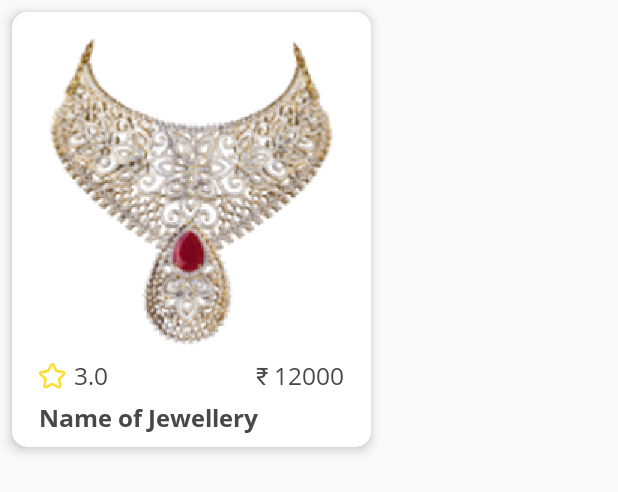
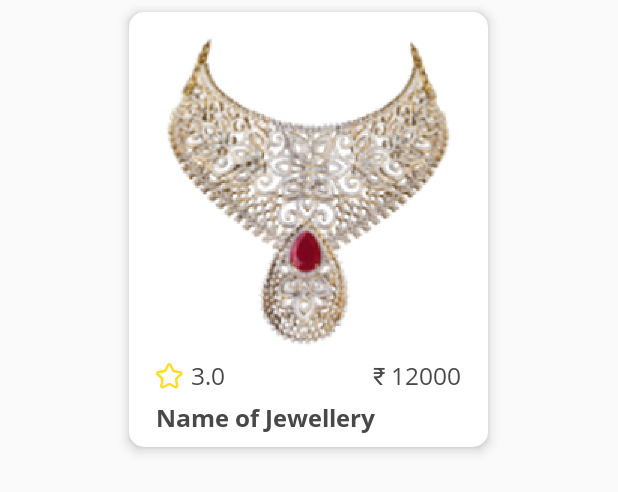
Before and after one commit to Jayeshpal167/MJwel, an Android app: the layout home_products.xml on its own in the app's theme, with its tools: preview values and no code run, on a phone screen of 412 x 824 dp. Shown: the top 492 px of the screen. Run offline under Robolectric (Android 15) with nearby library versions, the phone set to English and light mode, and no system bars.

```diff
--- a/app/src/main/res/layout/home_products.xml
+++ b/app/src/main/res/layout/home_products.xml
@@ -1,72 +1,79 @@
 <?xml version="1.0" encoding="utf-8"?>
 <androidx.cardview.widget.CardView xmlns:android="http://schemas.android.com/apk/res/android"
     xmlns:app="http://schemas.android.com/apk/res-auto"
+    xmlns:tools="http://schemas.android.com/tools"
+    android:id="@+id/productCard"
+    android:layout_width="wrap_content"
+    android:layout_height="wrap_content"
+    android:layout_margin="8dp"
+    android:background="@color/white"
+    android:layout_gravity="center_horizontal"
+    android:elevation="8dp"
     android:orientation="vertical"
-    android:layout_width="wrap_content"
-    android:layout_margin="8dp"
-    android:id="@+id/productCard"
     app:cardCornerRadius="10dp"
-    android:background="@color/white"
     app:cardElevation="5dp"
-    android:elevation="8dp"
-    android:layout_height="wrap_content">
+    tools:targetApi="lollipop">
+
     <LinearLayout
         android:layout_width="wrap_content"
         android:layout_height="wrap_content"
-        android:padding="8dp"
-        android:orientation="vertical">
+        android:orientation="vertical"
+        android:layout_gravity="center"
+        android:padding="8dp">
+
         <ImageView
             android:id="@+id/home_product_image"
             android:layout_width="223dp"
+            android:layout_height="223dp"
             android:contentDescription="@string/product_image"
-            android:layout_height="223dp"
-            android:src="@drawable/necklac_dummy"
             android:scaleType="fitCenter"
-            />
+            android:src="@drawable/necklac_dummy" />
+
         <LinearLayout
             android:layout_width="match_parent"
             android:layout_height="wrap_content"
-            android:orientation="horizontal"
             android:layout_marginHorizontal="10dp"
+            android:layout_marginLeft="10dp"
             android:layout_marginRight="10dp"
-            android:layout_marginLeft="10dp"
-            >
+            android:orientation="horizontal">
+
             <TextView
                 android:id="@+id/home_product_rating"
                 android:layout_width="wrap_content"
                 android:layout_height="wrap_content"
-                android:text="3.0"
                 android:layout_weight="1"
-                android:textSize="16sp"
+                android:drawableStart="@drawable/star"
                 android:drawableLeft="@drawable/star"
                 android:drawablePadding="5dp"
+                android:fontFamily="@font/opensansregular"
+                android:text="3.0"
                 android:textColor="@color/category_text"
-                android:fontFamily="@font/opensansregular"
-                android:drawableStart="@drawable/star" />
+                android:textSize="16sp" />
+
             <TextView
                 android:id="@+id/home_product_price"
                 android:layout_width="wrap_content"
                 android:layout_height="wrap_content"
+                android:layout_weight="1"
+                android:drawablePadding="5dp"
+                android:fontFamily="@font/opensansregular"
+                android:gravity="right"
                 android:text="₹ 12000"
-                android:gravity="right"
-                android:layout_weight="1"
-                android:textSize="16sp"
-                android:drawablePadding="5dp"
                 android:textColor="@color/category_text"
-                android:fontFamily="@font/opensansregular"
-                />
+                android:textSize="16sp" />
 
         </LinearLayout>
+
         <TextView
             android:id="@+id/home_product_name"
             android:layout_width="wrap_content"
+            android:layout_height="wrap_content"
+            android:layout_marginLeft="10dp"
             android:layout_marginTop="5dp"
+            android:layout_marginRight="10dp"
             android:fontFamily="@font/opensansbold"
+            android:text="@string/name_of_jewellery"
             android:textColor="@color/category_text"
-            android:textSize="16sp"
-            android:layout_marginLeft="10dp"
-            android:layout_marginRight="10dp"
-            android:text="@string/name_of_jewellery"
-            android:layout_height="wrap_content" />
+            android:textSize="16sp" />
     </LinearLayout>
 </androidx.cardview.widget.CardView>
--- a/app/src/main/res/menu/navigation_items.xml
+++ b/app/src/main/res/menu/navigation_items.xml
@@ -1,7 +1,7 @@
 <?xml version="1.0" encoding="utf-8"?>
 <menu xmlns:android="http://schemas.android.com/apk/res/android"
-xmlns:tools="http://schemas.android.com/tools"
-tools:showIn="navigation_view">
+    xmlns:tools="http://schemas.android.com/tools"
+    tools:showIn="navigation_view">
 
     <group
         android:id="@+id/group1"
```
Also changed, not shown: app/src/main/java/jwel/prime/com/mjwel/activities/HomeActivity.java (+21 -30 lines), app/src/main/java/jwel/prime/com/mjwel/adapters/HomeProductsAdapter.java (+13 -10 lines), app/src/main/java/jwel/prime/com/mjwel/fragments/HomeFragment.java (+24 -24 lines), app/src/main/res/layout/app_bar_home.xml (+30 -23 lines), app/src/main/res/layout/fragment_home.xml (+8 -9 lines).
